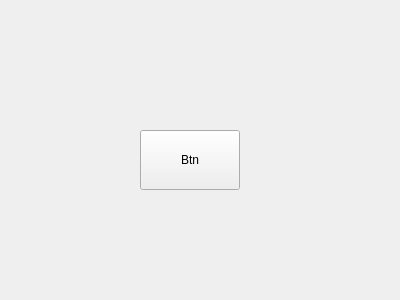
Qt form overlay2/transparentwidget.ui (saibi/cam_gst_qt) before a commit.
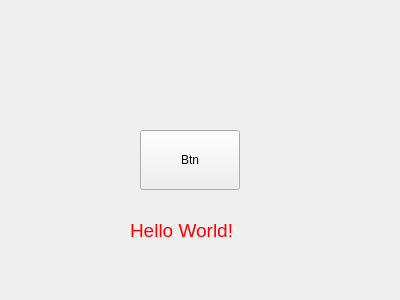
The same form after that commit.

Commit message: transparent widget on gst video

The edit to the form file:
```diff
--- a/overlay2/transparentwidget.ui
+++ b/overlay2/transparentwidget.ui
@@ -32,6 +32,31 @@
     <string>Btn</string>
    </property>
   </widget>
+  <widget class="QLabel" name="label">
+   <property name="geometry">
+    <rect>
+     <x>130</x>
+     <y>210</y>
+     <width>150</width>
+     <height>40</height>
+    </rect>
+   </property>
+   <property name="minimumSize">
+    <size>
+     <width>150</width>
+     <height>40</height>
+    </size>
+   </property>
+   <property name="styleSheet">
+    <string notr="true">#label {
+	color: red;
+	font: 14pt;
+}</string>
+   </property>
+   <property name="text">
+    <string>Hello World!</string>
+   </property>
+  </widget>
  </widget>
  <resources/>
  <connections/>
```
The commit also changes 3 other files.
